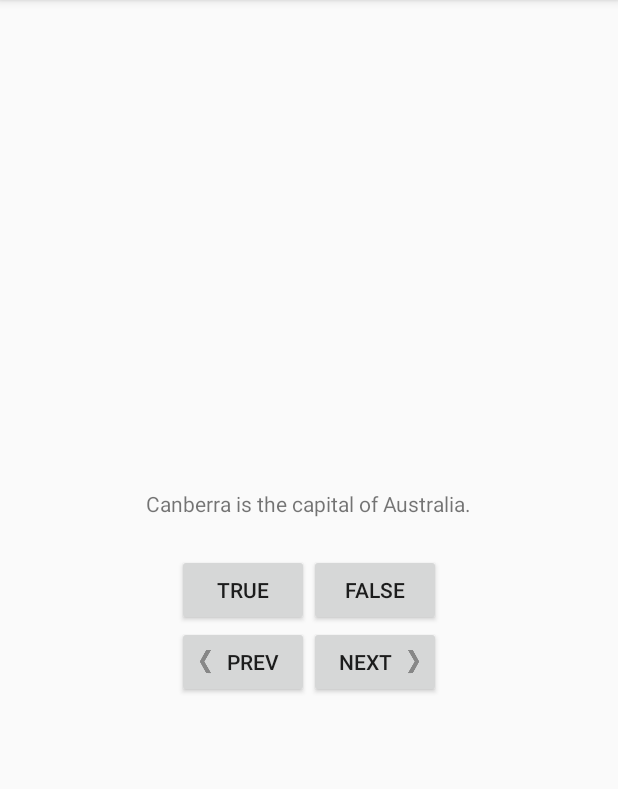
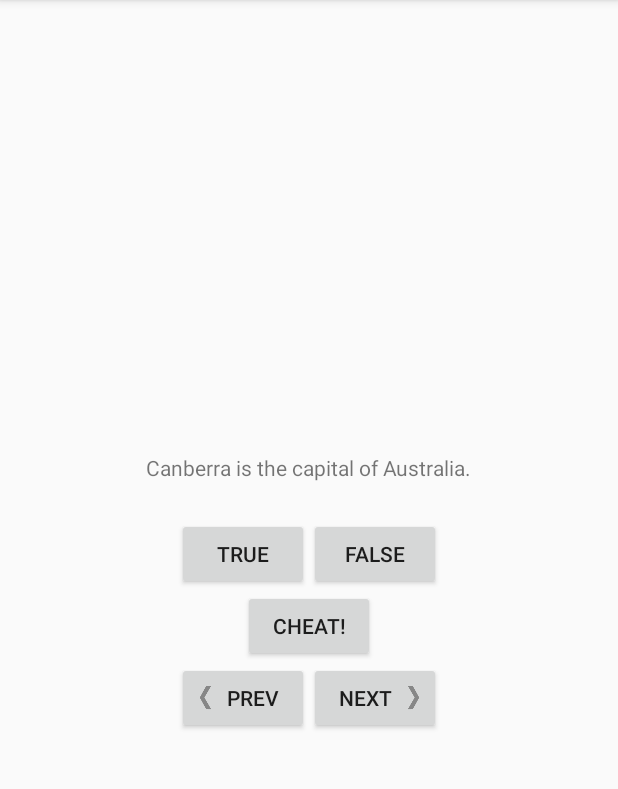
Before and after one commit to zacgumm/GeoQuiz, an Android app: the screen it shows after launch (QuizActivity), on a phone screen of 412 x 824 dp, the part 84-873 px from its top. Run offline under Robolectric (Android 15) with nearby library versions, the phone set to English and light mode, and no system bars.

Commit message:
Challenge Five

```diff
--- a/app/src/main/java/zacha/gumm/geoquiz/Question.java
+++ b/app/src/main/java/zacha/gumm/geoquiz/Question.java
@@ -7,11 +7,13 @@ public class Question {
     private int mTextResId;
     private boolean mAnswerTrue;
     private boolean misAnswered;
+    private boolean mQuestionCompromised;
 
-    public Question(int textResId, boolean answerTrue, boolean isAnswered) {
+    public Question(int textResId, boolean answerTrue, boolean isAnswered, boolean questionCompromised) {
         mTextResId = textResId;
         mAnswerTrue = answerTrue;
         misAnswered = isAnswered;
+        mQuestionCompromised = questionCompromised;
     }
 
     public int getTextResId() {
@@ -37,4 +39,12 @@ public class Question {
     public void setQuestionAnswered(boolean isAnswered){
         misAnswered = isAnswered;
     }
+
+    public boolean isQuestionCompromised() {
+        return mQuestionCompromised;
+    }
+
+    public void setQuestionCompromised(boolean isCompromised) {
+        mQuestionCompromised = isCompromised;
+    }
 }
--- a/app/src/main/java/zacha/gumm/geoquiz/QuizActivity.java
+++ b/app/src/main/java/zacha/gumm/geoquiz/QuizActivity.java
@@ -1,13 +1,13 @@
 package zacha.gumm.geoquiz;
 
-import android.content.Context;
+import android.app.Activity;
+import android.content.Intent;
 import android.support.v7.app.AppCompatActivity;
 import android.os.Bundle;
 import android.util.Log;
 import android.view.Gravity;
 import android.view.View;
 import android.widget.Button;
-import android.widget.ImageButton;
 import android.widget.TextView;
 import android.widget.Toast;
 
@@ -17,17 +17,20 @@ public class QuizActivity extends AppCompatActivity {
     private Button mFalseButton;
     private Button mNextButton;
     private Button mPreviousButton;
+    private Button mCheatButton;
     private TextView mQuestionTextView;
     private static final String TAG = "QuizActivity";
     private static final String KEY_INDEX = "index";
+    private static final int REQUEST_CODE_CHEAT = 0;
+    private static Question currentQuestion;
 
     private Question[] mQuestionBank = new Question[]{
-            new Question(R.string.question_australia, true, false),
-            new Question(R.string.question_oceans, true, false),
-            new Question(R.string.question_mideast, false, false),
-            new Question(R.string.question_africa, false, false),
-            new Question(R.string.question_americas, true, false),
-            new Question(R.string.question_asia, true, false),
+            new Question(R.string.question_australia, true, false, false),
+            new Question(R.string.question_oceans, true, false, false),
+            new Question(R.string.question_mideast, false, false, false),
+            new Question(R.string.question_africa, false, false, false),
+            new Question(R.string.question_americas, true, false, false),
+            new Question(R.string.question_asia, true, false, false),
     };
 
     private int mCurrentIndex = 0;
@@ -39,7 +42,7 @@ public class QuizActivity extends AppCompatActivity {
         checkProgress();
 
         int question = mQuestionBank[mCurrentIndex].getTextResId();
-
+        currentQuestion = mQuestionBank[mCurrentIndex];
         mQuestionTextView.setText(question);
 
         if (!mQuestionBank[mCurrentIndex].isQuestionAnswered()) {
@@ -60,7 +63,11 @@ public class QuizActivity extends AppCompatActivity {
         int messageResId = 0;
         boolean questionIsAnswered = mQuestionBank[mCurrentIndex].isQuestionAnswered();
 
-        if(!questionIsAnswered) {
+        if (mQuestionBank[mCurrentIndex].isQuestionCompromised()) {
+            messageResId = R.string.judgment_toast;
+            mQuestionBank[mCurrentIndex].setQuestionCompromised(true);
+        }else {
+            if (!questionIsAnswered) {
                 if (userPressedTrue == answerIsTrue) {
                     messageResId = R.string.correct_toast;
                     score = score + 1;
@@ -74,15 +81,14 @@ public class QuizActivity extends AppCompatActivity {
                     Log.d(TAG, String.valueOf(total));
                     mQuestionBank[mCurrentIndex].setQuestionAnswered(true);
                 }
+            } else {
+                messageResId = R.string.question_answered;
+            }
+        }
+
         Toast toast = Toast.makeText(this, messageResId, Toast.LENGTH_SHORT);
         toast.setGravity(Gravity.TOP, 0, 0);
         toast.show();
-        }else {
-            messageResId = R.string.question_answered;
-            Toast toast = Toast.makeText(this, messageResId, Toast.LENGTH_SHORT);
-            toast.setGravity(Gravity.TOP, 0, 0);
-            toast.show();
-        }
     }
 
     private void checkProgress(){
@@ -101,6 +107,7 @@ public class QuizActivity extends AppCompatActivity {
             toast.show();
         }
     }
+
 
 
     @Override
@@ -168,7 +175,34 @@ public class QuizActivity extends AppCompatActivity {
 
         });
 
+        mCheatButton = (Button) findViewById(R.id.cheat_button);
+
+        mCheatButton.setOnClickListener(new View.OnClickListener() {
+            @Override
+            public void onClick(View v) {
+                //Starts Cheat Activity
+                boolean answerIsTrue = mQuestionBank[mCurrentIndex].isAnswerTrue();
+                Intent intent = CheatActivity.newIntent(QuizActivity.this, answerIsTrue);
+                startActivityForResult(intent, REQUEST_CODE_CHEAT);
+            }
+        });
+
         updateQuestion();
+    }
+
+    @Override
+    protected void onActivityResult(int requestCode, int resultCode, Intent data) {
+        if (resultCode != Activity.RESULT_OK) {
+            return;
+        }
+        if (requestCode == REQUEST_CODE_CHEAT) {
+            if (data == null) {
+                return;
+            }
+            if (CheatActivity.wasAnswerShown(data)) {
+                mQuestionBank[mCurrentIndex].setQuestionCompromised(true);
+            }
+        }
     }
 
     @Override
@@ -193,7 +227,7 @@ public class QuizActivity extends AppCompatActivity {
     public void onSaveInstanceState(Bundle savedInstanceState){
         super.onSaveInstanceState(savedInstanceState);
         Log.i(TAG, "onSaveInstanceState");
-        savedInstanceState.putInt(KEY_INDEX, mCurrentIndex);
+
 
     }
 
@@ -209,9 +243,9 @@ public class QuizActivity extends AppCompatActivity {
         Log.d(TAG, "onDestroy() called");
     }
 
-    public static Toast makeText(Context context, String resId, int duration) {
-        Toast toast = new Toast(context);
-        return toast;
+
+    public static Question getQuestion() {
+        return currentQuestion;
     }
 
 }
--- a/app/src/main/res/layout-land/activity_quiz.xml
+++ b/app/src/main/res/layout-land/activity_quiz.xml
@@ -31,6 +31,7 @@
 
     </LinearLayout>
 
+
     <Button
         android:layout_width="wrap_content"
         android:layout_height="wrap_content"
@@ -39,6 +40,13 @@
         android:drawableEnd="@drawable/arrow_right"
         android:drawablePadding="4dp"
         android:text="@string/next_button"/>
+
+    <Button
+        android:layout_width="wrap_content"
+        android:layout_height="wrap_content"
+        android:id="@+id/cheat_button"
+        android:text="@string/cheat_button"
+        android:layout_gravity="bottom|center"/>
 
     <Button
         android:layout_width="wrap_content"
--- a/app/src/main/res/layout/activity_quiz.xml
+++ b/app/src/main/res/layout/activity_quiz.xml
@@ -30,10 +30,19 @@
             android:id="@+id/false_button"/>
 
     </LinearLayout>
-<LinearLayout
+
+    <Button
+        android:layout_width="wrap_content"
+        android:layout_height="wrap_content"
+        android:id="@+id/cheat_button"
+        android:text="@string/cheat_button"/>
+
+    <LinearLayout
     android:layout_width="wrap_content"
     android:layout_height="wrap_content">
-    <Button
+
+
+        <Button
         android:layout_width="wrap_content"
         android:layout_height="wrap_content"
         android:id="@+id/previous_button"
--- a/app/src/main/res/values/strings.xml
+++ b/app/src/main/res/values/strings.xml
@@ -14,4 +14,8 @@
     <string name="previous_button">Prev</string>
     <string name="question_answered">You already answered this!</string>
     <string name="grade_toast">Your grade was a </string>
+    <string name="warning_text">Are you sure you want to do this?</string>
+    <string name="show_answer_button">Show Answer</string>
+    <string name="cheat_button">Cheat!</string>
+    <string name="judgment_toast">Cheating is wrong</string>
 </resources>
```
Also changed, not shown: app/src/main/AndroidManifest.xml (+7 -3 lines), app/src/main/java/zacha/gumm/geoquiz/CheatActivity.java (added, +62 -0 lines), app/src/main/res/layout-land/activity_cheat.xml (added, +30 -0 lines), app/src/main/res/layout/activity_cheat.xml (added, +30 -0 lines). Lines whose indentation alone changed are shown as unchanged.
